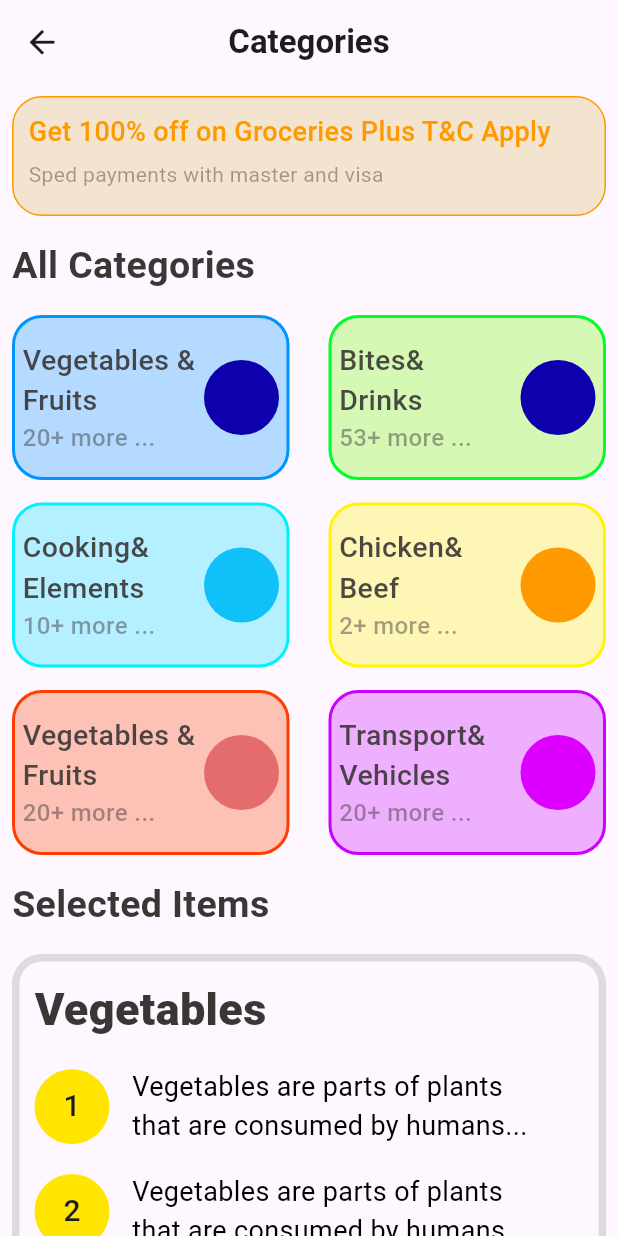
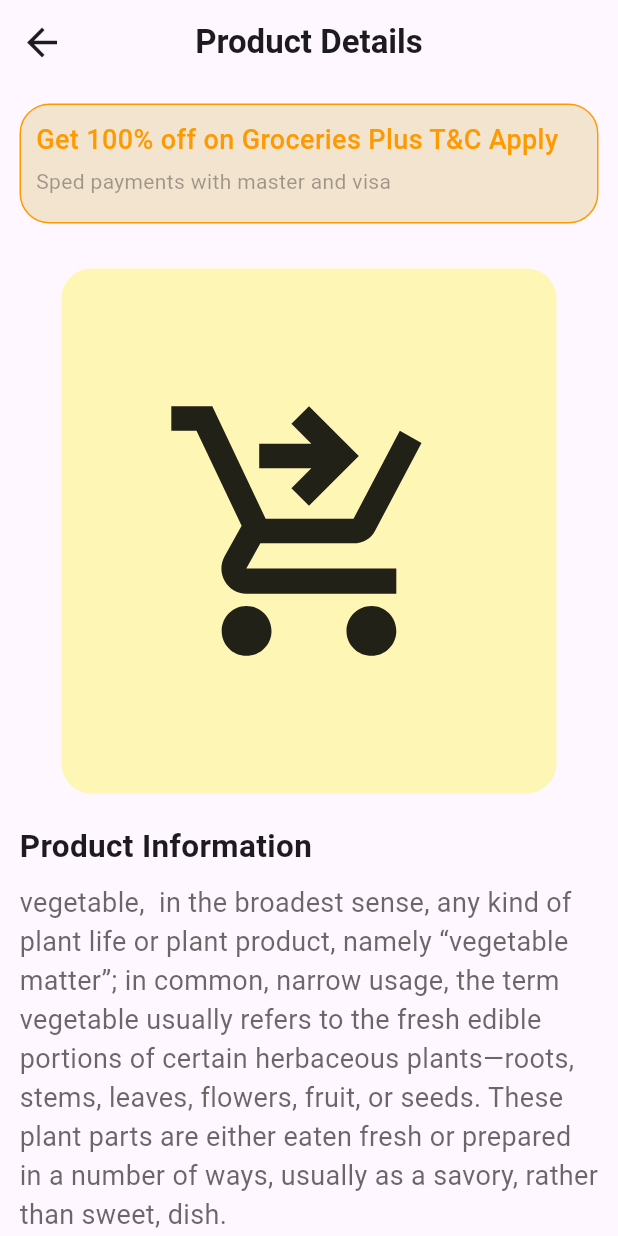
Before and after one commit to THARINDUnirmal/flutter-grocery-app, a Flutter app: the screen it shows after launch, on a phone screen of 412 x 824 dp. Run offline on Flutter 3.47's test engine with Material 3 defaults, Android fonts, the phone set to English and light mode, and no system bars.

Commit message:
Product Details page created

```diff
--- a/lib/main.dart
+++ b/lib/main.dart
@@ -1,5 +1,5 @@
 import 'package:flutter/material.dart';
-import 'package:flutter_grocery_app/pages/categories_page/categories_page.dart';
+import 'package:flutter_grocery_app/pages/product_details/product_details.dart';
 
 void main() {
   runApp(MyApp());
@@ -12,7 +12,7 @@ class MyApp extends StatelessWidget {
   Widget build(BuildContext context) {
     return MaterialApp(
       debugShowCheckedModeBanner: false,
-      home: CategoriesPage(),
+      home: ProductDetailsPage(),
     );
   }
 }
--- /dev/null
+++ b/lib/pages/product_details/product_details.dart
@@ -0,0 +1,166 @@
+import 'package:flutter/material.dart';
+import 'package:flutter_grocery_app/pages/product_details/widget/discription_card.dart';
+import 'package:flutter_grocery_app/pages/product_details/widget/price_list_card.dart';
+import 'package:flutter_grocery_app/pages/shared/discount_card.dart';
+
+class ProductDetailsPage extends StatelessWidget {
+  const ProductDetailsPage({super.key});
+
+  @override
+  Widget build(BuildContext context) {
+    return Scaffold(
+      appBar: AppBar(
+        centerTitle: true,
+        leading: const Icon(
+          Icons.arrow_back,
+          size: 30,
+        ),
+        title: const Text(
+          "Product Details",
+          style: TextStyle(
+            fontSize: 22,
+            fontWeight: FontWeight.w600,
+          ),
+        ),
+      ),
+      body: SingleChildScrollView(
+        child: Padding(
+          padding: const EdgeInsets.all(13.0),
+          child: Column(
+            crossAxisAlignment: CrossAxisAlignment.start,
+            children: [
+              const DiscountCard(),
+              const SizedBox(
+                height: 30,
+              ),
+              Center(
+                child: Container(
+                  width: 330,
+                  height: 350,
+                  decoration: BoxDecoration(
+                    borderRadius: BorderRadius.circular(20),
+                    color: const Color(0xffFFF500).withOpacity(0.29),
+                  ),
+                  child: const Center(
+                    child: Icon(
+                      Icons.shopping_cart_checkout,
+                      size: 200,
+                    ),
+                  ),
+                ),
+              ),
+              const SizedBox(
+                height: 20,
+              ),
+              const DiscriptionCard(
+                title: "Product Information",
+                description:
+                    "vegetable,  in the broadest sense, any kind of plant life or plant product, namely “vegetable matter”; in common, narrow usage, the term vegetable usually refers to the fresh edible portions of certain herbaceous plants—roots, stems, leaves, flowers, fruit, or seeds. These plant parts are either eaten fresh or prepared in a number of ways, usually as a savory, rather than sweet, dish.",
+              ),
+              const SizedBox(
+                height: 15,
+              ),
+              const DiscriptionCard(
+                title: "Product Information",
+                description:
+                    "vegetable,  in the broadest sense, any kind of plant life or plant product, namely “vegetable matter”; in common, narrow usage, the term vegetable usually refers to the fresh edible portions of certain herbaceous plants—roots, stems, leaves, flowers, fruit, or seeds. These plant parts are either eaten fresh or prepared in a number of ways, usually as a savory, rather than sweet, dish.",
+              ),
+              const SizedBox(
+                height: 30,
+              ),
+              const Text(
+                "Price List",
+                style: TextStyle(
+                  fontSize: 21,
+                  fontWeight: FontWeight.w700,
+                ),
+              ),
+              const SizedBox(
+                height: 20,
+              ),
+              const PriceListCard(
+                cardNumber: 1,
+                data: "Green peas ",
+                weith: "100 g",
+              ),
+              const Divider(),
+              const SizedBox(
+                height: 10,
+              ),
+              const PriceListCard(
+                cardNumber: 2,
+                data: "Brussels ",
+                weith: "100 g",
+              ),
+              const Divider(),
+              const SizedBox(
+                height: 10,
+              ),
+              const PriceListCard(
+                cardNumber: 3,
+                data: "Broccoli ",
+                weith: "100 g",
+              ),
+              const Divider(),
+              const SizedBox(
+                height: 10,
+              ),
+              const Row(
+                mainAxisAlignment: MainAxisAlignment.end,
+                children: [
+                  Text(
+                    "Total",
+                    style: TextStyle(
+                      fontSize: 21,
+                      fontWeight: FontWeight.w700,
+                    ),
+                  ),
+                  SizedBox(
+                    width: 100,
+                  ),
+                  Text(
+                    "230\$",
+                    style: TextStyle(
+                      fontSize: 23,
+                      fontWeight: FontWeight.w900,
+                      color: Color(0xff9E00FF),
+                    ),
+                  ),
+                ],
+              ),
+              const SizedBox(
+                height: 20,
+              ),
+              Center(
+                child: Container(
+                  width: 350,
+                  height: 60,
+                  decoration: BoxDecoration(
+                    borderRadius: BorderRadius.circular(20),
+                    gradient: const LinearGradient(
+                      colors: [
+                        Color(0xffCC00FF),
+                        Color(0xffFFE500),
+                      ],
+                      begin: Alignment.topCenter,
+                      end: Alignment.bottomCenter,
+                    ),
+                  ),
+                  child: const Center(
+                    child: Text(
+                      "Proceed To Pay",
+                      style: TextStyle(
+                        fontSize: 20,
+                        fontWeight: FontWeight.w500,
+                      ),
+                    ),
+                  ),
+                ),
+              ),
+            ],
+          ),
+        ),
+      ),
+    );
+  }
+}
--- /dev/null
+++ b/lib/pages/product_details/widget/discription_card.dart
@@ -0,0 +1,38 @@
+import 'package:flutter/material.dart';
+
+class DiscriptionCard extends StatelessWidget {
+  final String title;
+  final String description;
+
+  const DiscriptionCard({
+    super.key,
+    required this.title,
+    required this.description,
+  });
+
+  @override
+  Widget build(BuildContext context) {
+    return Column(
+      crossAxisAlignment: CrossAxisAlignment.start,
+      children: [
+        Text(
+          title,
+          style: const TextStyle(
+            fontSize: 21,
+            fontWeight: FontWeight.w700,
+          ),
+        ),
+        const SizedBox(
+          height: 10,
+        ),
+        Text(
+          description,
+          style: TextStyle(
+            fontSize: 18,
+            color: const Color(0xff3B3636).withOpacity(0.75),
+          ),
+        ),
+      ],
+    );
+  }
+}
```
Also changed, not shown: lib/pages/product_details/widget/price_list_card.dart (added, +93 -0 lines).
